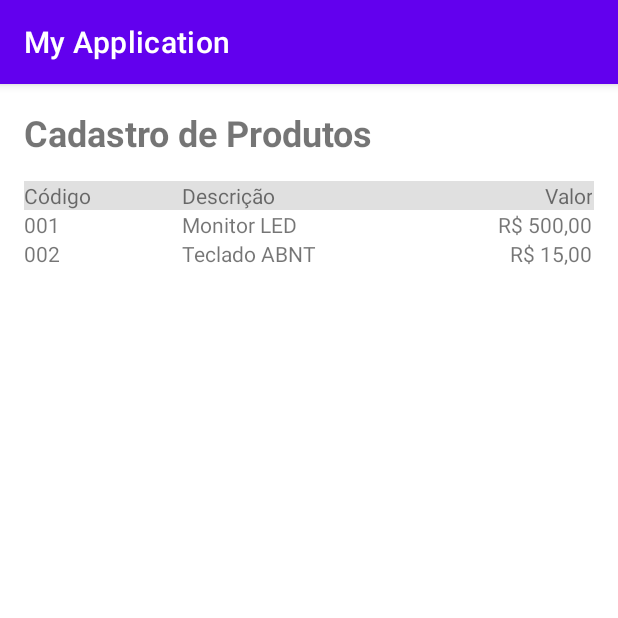
After one commit to MathCoimbra/study-kotlin, an Android app: the TableActivity screen opened directly, with no data from a screen before it, on a phone screen of 412 x 824 dp, the top half of it. The commit adds this screen. Run offline under Robolectric (Android 15) with nearby library versions, the phone set to English and light mode, and no system bars.

Commit message:
add table screen and button

```diff
--- a/src/main/AndroidManifest.xml
+++ b/src/main/AndroidManifest.xml
@@ -13,6 +13,9 @@
             android:supportsRtl="true"
             android:theme="@style/Theme.MyApplication"
             tools:targetApi="31">
+        <activity
+                android:name=".TableActivity"
+                android:exported="false" />
         <activity
                 android:name=".LoginActivity"
                 android:exported="false" />
--- a/src/main/java/com/example/myapplication/MainActivity.kt
+++ b/src/main/java/com/example/myapplication/MainActivity.kt
@@ -32,6 +32,7 @@ class MainActivity : AppCompatActivity() {
         val btnOpenWebsite = findViewById<Button>(R.id.btn_open_website)
         val btnOpenOtherActivity = findViewById<Button>(R.id.btn_open_nxt_atv)
         val btnOpenLoginActivity = findViewById<Button>(R.id.btn_open_login_atv)
+        val btnOpenTableActivity = findViewById<Button>(R.id.btn_open_table_atv)
 
         /* chamada implícita de uma Activity */
         btnOpenWebsite.setOnClickListener{
@@ -49,6 +50,11 @@ class MainActivity : AppCompatActivity() {
 
         btnOpenLoginActivity.setOnClickListener{
             val i = Intent(this, LoginActivity::class.java)
+            startActivity(i)
+        }
+
+        btnOpenTableActivity.setOnClickListener{
+            val i = Intent(this, TableActivity::class.java)
             startActivity(i)
         }
 
--- /dev/null
+++ b/src/main/java/com/example/myapplication/TableActivity.kt
@@ -0,0 +1,11 @@
+package com.example.myapplication
+
+import androidx.appcompat.app.AppCompatActivity
+import android.os.Bundle
+
+class TableActivity : AppCompatActivity() {
+    override fun onCreate(savedInstanceState: Bundle?) {
+        super.onCreate(savedInstanceState)
+        setContentView(R.layout.activity_table)
+    }
+}
--- a/src/main/res/layout/activity_main.xml
+++ b/src/main/res/layout/activity_main.xml
@@ -68,4 +68,14 @@
             android:layout_marginEnd="16dp"
             />
 
+    <Button
+            android:id="@+id/btn_open_table_atv"
+            android:layout_width="match_parent"
+            android:layout_height="wrap_content"
+            android:text="Table"
+            android:layout_marginTop="16dp"
+            android:layout_marginStart="16dp"
+            android:layout_marginEnd="16dp"
+            />
+
 </LinearLayout>
--- /dev/null
+++ b/src/main/res/layout/activity_table.xml
@@ -0,0 +1,86 @@
+<?xml version="1.0" encoding="utf-8"?>
+<TableLayout
+        xmlns:android="http://schemas.android.com/apk/res/android"
+        xmlns:tools="http://schemas.android.com/tools"
+        xmlns:app="http://schemas.android.com/apk/res-auto"
+        android:layout_width="match_parent"
+        android:layout_height="match_parent"
+        android:stretchColumns="0,1,2"
+        android:padding="16dp"
+        tools:context=".TableActivity">
+
+    <TextView
+            android:layout_width="match_parent"
+            android:layout_height="wrap_content"
+            android:text="Cadastro de Produtos"
+            android:textSize="24sp"
+            android:textStyle="bold"
+            />
+
+    <TableRow
+            android:background="#e0e0e0"
+            android:layout_marginTop="16dp">
+
+        <TextView
+                android:layout_width="match_parent"
+                android:layout_height="wrap_content"
+                android:text="Código"
+                />
+
+        <TextView
+                android:layout_width="match_parent"
+                android:layout_height="wrap_content"
+                android:text="Descrição"
+                />
+
+        <TextView
+                android:layout_width="match_parent"
+                android:layout_height="wrap_content"
+                android:text="Valor"
+                android:gravity="end"
+                />
+    </TableRow>
+
+    <TableRow>
+        <TextView
+                android:layout_width="match_parent"
+                android:layout_height="wrap_content"
+                android:text="001"
+                />
+
+        <TextView
+                android:layout_width="match_parent"
+                android:layout_height="wrap_content"
+                android:text="Monitor LED"
+                />
+
+        <TextView
+                android:layout_width="match_parent"
+                android:layout_height="wrap_content"
+                android:text="R$ 500,00"
+                android:gravity="end"
+                />
+    </TableRow>
+
+    <TableRow>
+        <TextView
+                android:layout_width="match_parent"
+                android:layout_height="wrap_content"
+                android:text="002"
+                />
+
+        <TextView
+                android:layout_width="match_parent"
+                android:layout_height="wrap_content"
+                android:text="Teclado ABNT"
+                />
+
+        <TextView
+                android:layout_width="match_parent"
+                android:layout_height="wrap_content"
+                android:text="R$ 15,00"
+                android:gravity="end"
+                />
+    </TableRow>
+
+</TableLayout>
```
